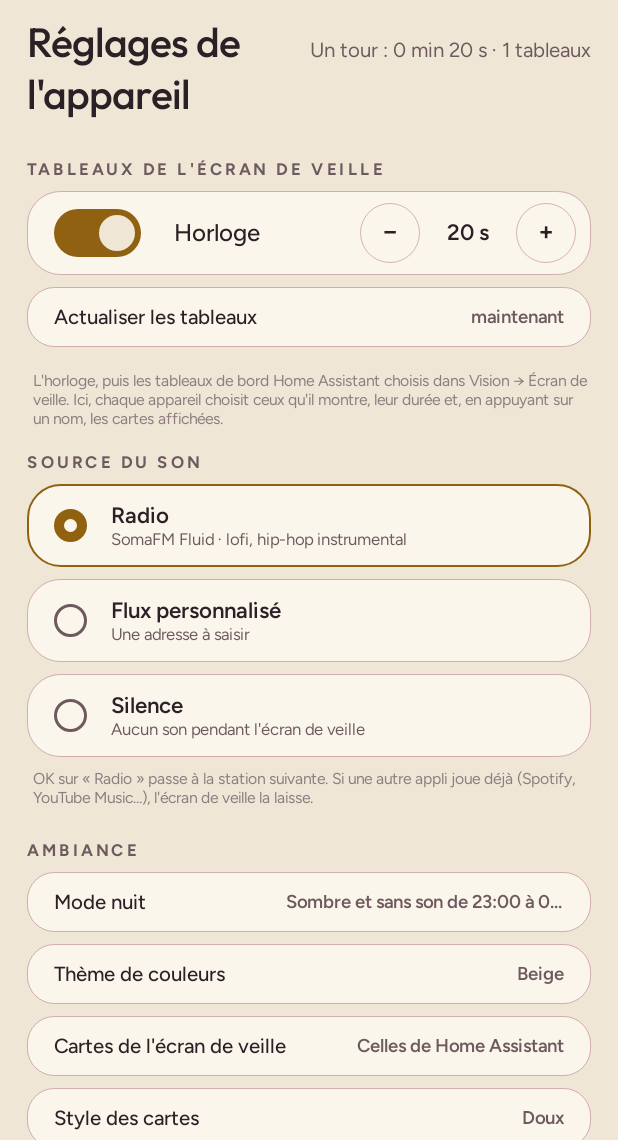
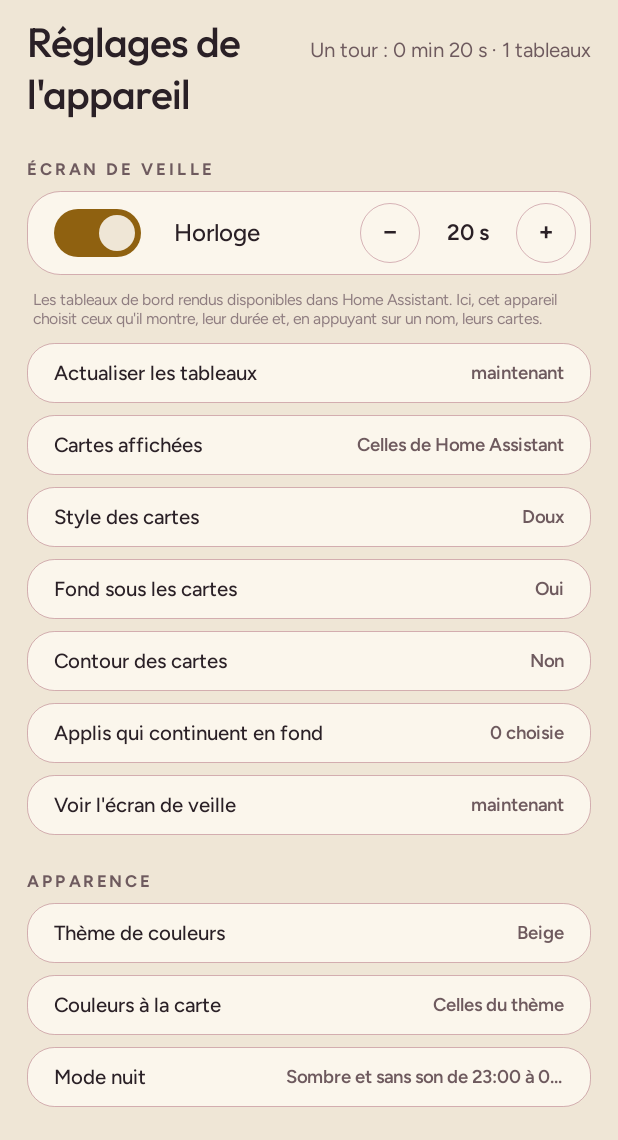
Before and after one commit to jacquesantoineroy-hash/HA-Freebox-Devices, an Android app: the ReglagesTvActivity screen opened directly, with no data from a screen before it, on a phone screen of 412 x 824 dp, the part 96-1236 px from its top. Run offline under Robolectric (Android 15) with nearby library versions, the phone set to English and light mode, and no system bars.

Commit message:
Vision 1.39.0 (essai) : veille préchargée, horloge pendant l'attente, réglages télé regroupés
Co-Authored-By: Claude Opus 5.5 <noreply@anthropic.com>
Claude-Session: https://claude.ai/code/session_01FtRQAN7LRZ1S1bwAxYijUb

```diff
--- a/vision-android/src/app/build.gradle.kts
+++ b/vision-android/src/app/build.gradle.kts
@@ -21,8 +21,8 @@ android {
         // 33 : évite les contraintes de type de service au premier plan
         // d'Android 14 tout en restant installable partout.
         targetSdk = 36
-        versionCode = 88
-        versionName = "1.38.2"
+        versionCode = 89
+        versionName = "1.39.0"
     }
 
     signingConfigs {
--- a/vision-android/src/app/src/main/java/fr/familleroy/vision/ReglagesTvActivity.kt
+++ b/vision-android/src/app/src/main/java/fr/familleroy/vision/ReglagesTvActivity.kt
@@ -128,70 +128,50 @@ class ReglagesTvActivity : Activity() {
             colonnes.addView(droite, LinearLayout.LayoutParams(0, ViewGroup.LayoutParams.WRAP_CONTENT, 1f))
         } else { colonnes.addView(gauche); colonnes.addView(droite) }
 
-        // --- Les tableaux ---------------------------------------------------------------
-        gauche.addView(section("Tableaux de l'écran de veille"))
+        // --- Écran de veille : ce qu'il montre, comment, quand -------------------------------
+        gauche.addView(section("Écran de veille"))
         if (liste.isEmpty()) gauche.addView(texte("Chargement…", t(20f), theme.encre3))
         liste.forEach { gauche.addView(rangTableau(it), LinearLayout.LayoutParams(ViewGroup.LayoutParams.MATCH_PARENT, ViewGroup.LayoutParams.WRAP_CONTENT).apply { bottomMargin = px(8f) }) }
+        gauche.addView(texte("Les tableaux de bord rendus disponibles dans Home Assistant. Ici, cet appareil choisit ceux qu'il montre, leur durée et, en appuyant sur un nom, leurs cartes.", t(17f), theme.encre3).apply { setPadding(px(4f), px(2f), 0, px(10f)) })
         val releve = Local.listeWebA(this)
         gauche.addView(ligne("Actualiser les tableaux", if (enCharge) "Relevé en cours…" else if (releve > 0) "Relevé à " + java.text.SimpleDateFormat("HH:mm", Locale.FRANCE).format(java.util.Date(releve)) else "maintenant", "actualiser") { charger() })
-        gauche.addView(texte("L'horloge, puis les tableaux de bord Home Assistant choisis dans Vision → Écran de veille. Ici, chaque appareil choisit ceux qu'il montre, leur durée et, en appuyant sur un nom, les cartes affichées.", t(17f), theme.encre3).apply { setPadding(px(4f), px(8f), 0, 0) })
+        val web = Local.veilleWeb(this)
+        gauche.addView(ligne("Cartes affichées", if (web) "Celles de Home Assistant" else "Dessin simplifié", "veille_web") { Local.poserVeilleWeb(this, !web); repeindre() })
+        if (web) {
+            val styles = Local.STYLES
+            val style = Local.styleCartes(this)
+            gauche.addView(ligne("Style des cartes", styles.first { it.first == style }.second, "style") { Local.poserStyleCartes(this, styles[(styles.indexOfFirst { it.first == style } + 1) % styles.size].first); repeindre() })
+            gauche.addView(ligne("Fond sous les cartes", if (Local.fondCartes(this)) "Oui" else "Non", "fond_cartes") { Local.poserFondCartes(this, !Local.fondCartes(this)); repeindre() })
+            gauche.addView(ligne("Contour des cartes", if (Local.contourCartes(this)) "Oui" else "Non", "contour_cartes") { Local.poserContourCartes(this, !Local.contourCartes(this)); repeindre() })
+        }
+        if (tele) {
+            val delai = Local.delaiVeille(this)
+            val libelle = if (delai == 0) "Réglage de la télé" else "$delai min sans télécommande" + (if (Local.peutEcrireSysteme(this)) "" else " (accueil Vision seulement)")
+            gauche.addView(ligne("Démarre après", libelle, "delai") {
+                val l = Local.DELAIS_VEILLE
+                Local.poserDelaiVeille(this, l[(l.indexOf(delai) + 1) % l.size]); repeindre()
+            })
+        }
+        gauche.addView(ligne("Applis qui continuent en fond", "${Local.fond(this).size} choisie${if (Local.fond(this).size > 1) "s" else ""}", "fond") { choisirFond() })
+        gauche.addView(ligne("Voir l'écran de veille", "maintenant", "veille") { Veille.ouvrir(this) })
 
-        // --- La source du son ----------------------------------------------------------
-        droite.addView(section("Source du son"))
+        // --- Apparence : les couleurs de tout l'appareil ---------------------------------------
+        droite.addView(section("Apparence"))
+        droite.addView(ligne("Thème de couleurs", Local.theme(this), "theme") { choisirTheme() })
+        droite.addView(ligne("Couleurs à la carte", if (Palette.personnalisee(this, Palette.LANCEUR) || Palette.personnalisee(this, Palette.APPLI)) "Personnalisées" else "Celles du thème", "couleurs") { startActivity(Intent(this, CouleursActivity::class.java)) })
+        val nuit = Local.nuit(this)
+        droite.addView(ligne("Mode nuit", if (nuit.isEmpty()) "Jamais" else "Sombre et sans son de ${nuit.replace("-", " à ")}", "nuit") { Local.poserNuit(this, Local.PLAGES_NUIT[(Local.PLAGES_NUIT.indexOf(nuit) + 1) % Local.PLAGES_NUIT.size]); repeindre() })
+
+        // --- Son de la veille -----------------------------------------------------------------
+        droite.addView(section("Son pendant la veille"))
         val musique = Local.musique(this)
         val radioCourante = Local.RADIOS.firstOrNull { it.second == musique }
         val perso = getSharedPreferences("local", MODE_PRIVATE).getString("flux_perso", "") ?: ""
         if (musique.isNotEmpty() && radioCourante == null && musique != perso) getSharedPreferences("local", MODE_PRIVATE).edit().putString("flux_perso", musique).apply()
-        val sourceChoisie = when { musique.isEmpty() -> "aucun"; radioCourante != null -> "radio"; else -> "perso" }
-        val sources = listOf(
-            Triple("radio", "Radio", radioCourante?.first ?: "${Local.RADIOS.size} stations sans publicité"),
-            Triple("perso", "Flux personnalisé", if (perso.isEmpty()) "Une adresse à saisir" else perso.take(44)),
-            Triple("aucun", "Silence", "Aucun son pendant l'écran de veille"),
-        )
-        sources.forEach { (code, nom, detail) ->
-            val on = sourceChoisie == code
-            val b = LinearLayout(this).apply { gravity = Gravity.CENTER_VERTICAL; setPadding(px(18f), px(12f), px(18f), px(12f)) }
-            val point = View(this).apply { background = GradientDrawable().apply { shape = GradientDrawable.OVAL; setColor(0); setStroke(px(if (on) 7f else 2f), if (on) theme.or else theme.encre2) } }
-            b.addView(point, LinearLayout.LayoutParams(px(22f), px(22f)).apply { rightMargin = px(16f) })
-            val col = LinearLayout(this).apply { orientation = LinearLayout.VERTICAL }
-            col.addView(texte(nom, t(24f), theme.encre, Polices.demiGras(this)))
-            col.addView(texte(detail, t(18f), theme.encre2).apply { maxLines = 1; ellipsize = android.text.TextUtils.TruncateAt.END })
-            b.addView(col, LinearLayout.LayoutParams(0, ViewGroup.LayoutParams.WRAP_CONTENT, 1f))
-            focusable(b, "son_$code", 22f)
-            if (on) b.background = fondCarte(22f, bord = theme.or, epaisseurDp = 1.5f)
-            b.setOnClickListener {
-                when (code) {
-                    "radio" -> { val k = Local.RADIOS.indexOfFirst { it.second == musique }; Local.poserMusique(this, Local.RADIOS[(k + 1 + Local.RADIOS.size) % Local.RADIOS.size].second); repeindre() }
-                    "perso" -> {
-                        val champ = EditText(this).apply { setText(perso); hint = "https://…" }
-                        AlertDialog.Builder(this).setTitle("Adresse du flux").setView(champ)
-                            .setPositiveButton("Jouer") { _, _ -> val u = champ.text.toString().trim(); if (u.startsWith("http")) { getSharedPreferences("local", MODE_PRIVATE).edit().putString("flux_perso", u).apply(); Local.poserMusique(this, u); repeindre() } }
-                            .setNegativeButton("Annuler", null).show()
-                    }
-                    else -> { Local.poserMusique(this, ""); repeindre() }
-                }
-            }
-            droite.addView(b, LinearLayout.LayoutParams(ViewGroup.LayoutParams.MATCH_PARENT, ViewGroup.LayoutParams.WRAP_CONTENT).apply { bottomMargin = px(8f) })
-        }
-        droite.addView(texte("OK sur « Radio » passe à la station suivante. Si une autre appli joue déjà (Spotify, YouTube Music…), l'écran de veille la laisse.", t(17f), theme.encre3).apply { setPadding(px(4f), 0, 0, px(6f)) })
+        droite.addView(ligne("Source du son", when { musique.isEmpty() -> "Silence"; radioCourante != null -> radioCourante.first.substringBefore(" ·"); else -> "Flux personnalisé" }, "son") { choisirSon() })
+        droite.addView(texte("Si une autre appli joue déjà (Spotify, YouTube Music…), l'écran de veille la laisse.", t(17f), theme.encre3).apply { setPadding(px(4f), 0, 0, px(6f)) })
 
-        // --- Ambiance et accueil ---------------------------------------------------------
-        droite.addView(section("Ambiance"))
-        val nuit = Local.nuit(this)
-        droite.addView(ligne("Mode nuit", if (nuit.isEmpty()) "Jamais" else "Sombre et sans son de ${nuit.replace("-", " à ")}", "nuit") { Local.poserNuit(this, Local.PLAGES_NUIT[(Local.PLAGES_NUIT.indexOf(nuit) + 1) % Local.PLAGES_NUIT.size]); repeindre() })
-        val themes = Themes.liste.map { it.nom }
-        droite.addView(ligne("Thème de couleurs", Local.theme(this), "theme") { Local.poserTheme(this, themes[(themes.indexOf(Local.theme(this)) + 1) % themes.size]); appliquerTheme(); repeindre() })
-        val web = Local.veilleWeb(this)
-        droite.addView(ligne("Cartes de l'écran de veille", if (web) "Celles de Home Assistant" else "Dessin simplifié", "veille_web") { Local.poserVeilleWeb(this, !web); repeindre() })
-        if (web) {
-            val styles = Local.STYLES
-            val style = Local.styleCartes(this)
-            droite.addView(ligne("Style des cartes", styles.first { it.first == style }.second, "style") { Local.poserStyleCartes(this, styles[(styles.indexOfFirst { it.first == style } + 1) % styles.size].first); repeindre() })
-            droite.addView(ligne("Fond sous les cartes", if (Local.fondCartes(this)) "Oui" else "Non", "fond_cartes") { Local.poserFondCartes(this, !Local.fondCartes(this)); repeindre() })
-            droite.addView(ligne("Contour des cartes", if (Local.contourCartes(this)) "Oui" else "Non", "contour_cartes") { Local.poserContourCartes(this, !Local.contourCartes(this)); repeindre() })
-        }
-        droite.addView(ligne("Couleurs à la carte", if (Palette.personnalisee(this, Palette.LANCEUR) || Palette.personnalisee(this, Palette.APPLI)) "Personnalisées" else "Celles du thème", "couleurs") { startActivity(Intent(this, CouleursActivity::class.java)) })
-
+        // --- Accueil -------------------------------------------------------------------------
         droite.addView(section("Accueil"))
         val toutes = Accueil.applicationsInstallees(this).size
         droite.addView(ligne("Applications visibles", "${toutes - Accueil.masquees(this).size} sur $toutes", "applis") { choisirApplis() })
@@ -200,29 +180,24 @@ class ReglagesTvActivity : Activity() {
             else { Bulle.poser(this, !Bulle.activee(this)); repeindre() }
         })
         if (tele) {
-            val delai = Local.delaiVeille(this)
-            val libelle = if (delai == 0) "Réglage de la télé" else "$delai min sans télécommande" + (if (Local.peutEcrireSysteme(this)) "" else " (accueil Vision seulement)")
-            droite.addView(ligne("Écran de veille après", libelle, "delai") {
-                val l = Local.DELAIS_VEILLE
-                Local.poserDelaiVeille(this, l[(l.indexOf(delai) + 1) % l.size]); repeindre()
-            })
             droite.addView(ligne("Vision à la place de l'accueil", if (Local.accueilForce(this)) "Oui (touche Accueil)" else "Non, accueil de la télé", "accueil_force") {
                 Local.poserAccueilForce(this, !Local.accueilForce(this)); repeindre()
             })
         } else {
             val pages = Accueil.mode(this) == Accueil.MODE_PAGES
-            droite.addView(ligne("Accueil", if (pages) "Des pages à feuilleter" else "Une grille qui défile", "mode") { Accueil.poserMode(this, if (pages) Accueil.MODE_DEFILEMENT else Accueil.MODE_PAGES); repeindre() })
+            droite.addView(ligne("Disposition", if (pages) "Des pages à feuilleter" else "Une grille qui défile", "mode") { Accueil.poserMode(this, if (pages) Accueil.MODE_DEFILEMENT else Accueil.MODE_PAGES); repeindre() })
             droite.addView(ligne("Écran de verrouillage Vision", if (Local.verrou(this)) "Au réveil de l'écran" else "Désactivé", "verrou") {
                 Local.poserVerrou(this, !Local.verrou(this)); AgentService.demarrer(this); repeindre()
             })
             droite.addView(ligne("Voir l'écran de verrouillage", "maintenant", "verrou_voir") { VerrouActivity.montrer(this) })
         }
-        droite.addView(ligne("Applis qui continuent en fond", "${Local.fond(this).size} choisie${if (Local.fond(this).size > 1) "s" else ""}", "fond") { choisirFond() })
-        droite.addView(ligne("Lancer l'écran de veille", "maintenant", "veille") { Veille.ouvrir(this) })
-        droite.addView(ligne("Application Vision", "connexion, personne, parents", "appli") { startActivity(Intent(this, SetupActivity::class.java)) })
+
+        // --- Vision : le compte, la connexion, l'appareil ---------------------------------------
+        droite.addView(section("Vision"))
+        droite.addView(ligne("Connexion, personne, parents", "ouvrir", "appli") { startActivity(Intent(this, SetupActivity::class.java)) })
         if (tele) droite.addView(ligne("Accueil d'origine de la télé", "ouvrir", "origine") { Accueil.accueilSysteme(this)?.let { try { startActivity(it) } catch (_: Exception) {} } })
 
-        contenu.addView(texte(if (tele) "OK : afficher ou masquer, − et + : durée · Retour : fermer · Deux appuis sur Accueil : l'écran de veille par-dessus la musique" else "Appui long sur un tableau composé ici : modifier ou supprimer.", t(18f), theme.encre3).apply { setPadding(0, px(18f), 0, 0) })
+        contenu.addView(texte(if (tele) "OK : afficher ou masquer, − et + : durée · Retour : fermer · Deux appuis sur Accueil : l'écran de veille par-dessus la musique" else "", t(18f), theme.encre3).apply { setPadding(0, px(18f), 0, 0) })
             Ui.laisserDeborder(racine)
 }
 
@@ -289,7 +264,7 @@ class ReglagesTvActivity : Activity() {
         fun pas(signe: String, tag: String, action: () -> Unit): View = texte(signe, t(28f), theme.encre, Polices.outfit(this)).apply {
             gravity = Gravity.CENTER
             focusable(this, tag, 24f); background = fondCarte(24f, couleur = 0)
-            setOnFocusChangeListener { x, a -> x.background = fondCarte(24f, couleur = if (a) theme.carte else 0, bord = if (a) theme.or else theme.carteBord, epaisseurDp = if (a) 3f else 1f); if (a) focusTag = tag }
+            setOnFocusChangeListener { x, a -> x.background = fondCarte(24f, couleur = if (a) theme.carte else 0, bord = if (a) theme.or else theme.carteBord, epaisseurDp = if (a) 1.5f else 1f); if (a) focusTag = tag }
             setOnClickListener { action() }
         }
         rang.addView(pas("−", "m_" + l.cle) { Local.poserTableau(this, l.cle, duree = l.duree - 5); repeindre() }, LinearLayout.LayoutParams(px(40f), px(40f)))
@@ -328,6 +303,37 @@ class ReglagesTvActivity : Activity() {
         r.setOnClickListener { action() }
         r.layoutParams = LinearLayout.LayoutParams(ViewGroup.LayoutParams.MATCH_PARENT, ViewGroup.LayoutParams.WRAP_CONTENT).apply { bottomMargin = px(8f) }
         return r
+    }
+
+    /** Le thème de couleurs : une liste où l'on choisit, plutôt qu'un bouton à presser dix-neuf fois. */
+    private fun choisirTheme() {
+        val noms = Themes.liste.map { it.nom }
+        AlertDialog.Builder(this).setTitle("Thème de couleurs")
+            .setSingleChoiceItems(noms.toTypedArray(), noms.indexOf(Local.theme(this)).coerceAtLeast(0)) { d, k -> Local.poserTheme(this, noms[k]); appliquerTheme(); d.dismiss(); repeindre() }
+            .setNegativeButton("Annuler", null).show()
+    }
+
+    /** Le son de la veille : une radio, un flux à soi, ou le silence. */
+    private fun choisirSon() {
+        val musique = Local.musique(this)
+        val perso = getSharedPreferences("local", MODE_PRIVATE).getString("flux_perso", "") ?: ""
+        val noms = listOf("Silence") + Local.RADIOS.map { it.first } + listOf(if (perso.isEmpty()) "Flux personnalisé…" else "Flux personnalisé : ${perso.take(40)}")
+        val courant = when { musique.isEmpty() -> 0; else -> Local.RADIOS.indexOfFirst { it.second == musique }.let { if (it >= 0) it + 1 else noms.size - 1 } }
+        AlertDialog.Builder(this).setTitle("Son pendant la veille")
+            .setSingleChoiceItems(noms.toTypedArray(), courant) { d, k ->
+                d.dismiss()
+                when {
+                    k == 0 -> { Local.poserMusique(this, ""); repeindre() }
+                    k <= Local.RADIOS.size -> { Local.poserMusique(this, Local.RADIOS[k - 1].second); repeindre() }
+                    else -> {
+                        val champ = EditText(this).apply { setText(perso); hint = "https://…" }
+                        AlertDialog.Builder(this).setTitle("Adresse du flux").setView(champ)
+                            .setPositiveButton("Jouer") { _, _ -> val u = champ.text.toString().trim(); if (u.startsWith("http")) { getSharedPreferences("local", MODE_PRIVATE).edit().putString("flux_perso", u).apply(); Local.poserMusique(this, u); repeindre() } }
+                            .setNegativeButton("Annuler", null).show()
+                    }
+                }
+            }
+            .setNegativeButton("Annuler", null).show()
     }
 
     /** Les applis que l'écran de veille peut recouvrir sans les couper (leur son continue, la radio de Vision se tait). */
--- a/vision-android/src/app/src/main/java/fr/familleroy/vision/SetupActivity.kt
+++ b/vision-android/src/app/src/main/java/fr/familleroy/vision/SetupActivity.kt
@@ -320,10 +320,11 @@ class SetupActivity : Activity() {
 
     private fun ligneInfo(cle: String, valeur: String): View {
         val r = Ui.rangee(this)
-        r.addView(Ui.poids(Ui.texte(this, cle, 14f, Ui.TEXTE_2)))
+        // Le libellé garde sa largeur (jamais coupé en deux lignes) ; la valeur prend le reste.
+        r.addView(Ui.texte(this, cle, 14f, Ui.TEXTE_2).apply { maxLines = 1; setPadding(0, 0, Ui.dp(this@SetupActivity, 12f), 0) })
         r.addView(Ui.texte(this, valeur, 14f, Ui.TEXTE, gras = true).apply {
             gravity = Gravity.END
-            layoutParams = LinearLayout.LayoutParams(0, ViewGroup.LayoutParams.WRAP_CONTENT, 1.6f)
+            layoutParams = LinearLayout.LayoutParams(0, ViewGroup.LayoutParams.WRAP_CONTENT, 1f)
         })
         return Ui.marge(this, r, haut = 4f, bas = 4f)
     }
```
Also changed, not shown: vision-android/src/app/src/main/java/fr/familleroy/vision/LanceurActivity.kt (+18 -5 lines), vision-android/src/app/src/main/java/fr/familleroy/vision/VeilleView.kt (+5 -3 lines), vision-android/src/app/src/main/java/fr/familleroy/vision/VeilleWeb.kt (+211 -112 lines), 2 other files.
